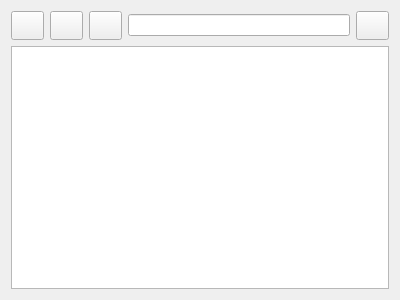
skywodd/mandarine, file playlistcontrols.ui: the form before one commit.
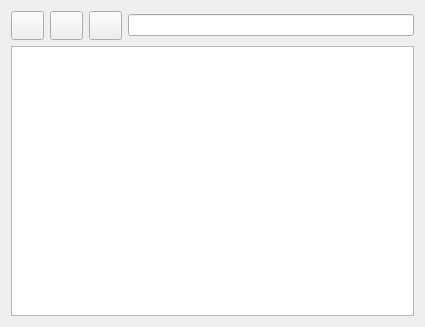
The form after the commit. Icons and pictures are not drawn.

Commit message: Set UI properties

The edit to the form file:
```diff
--- a/playlistcontrols.ui
+++ b/playlistcontrols.ui
@@ -6,10 +6,16 @@
    <rect>
     <x>0</x>
     <y>0</y>
-    <width>400</width>
-    <height>300</height>
+    <width>425</width>
+    <height>327</height>
    </rect>
   </property>
+  <property name="minimumSize">
+   <size>
+    <width>425</width>
+    <height>327</height>
+   </size>
+  </property>
   <property name="windowTitle">
    <string>Form</string>
   </property>
@@ -88,28 +94,12 @@
         </widget>
        </item>
        <item>
-        <widget class="QLineEdit" name="playlist_controls_search_input"/>
-       </item>
-       <item>
-        <widget class="QPushButton" name="playlist_controls_search">
-         <property name="minimumSize">
-          <size>
-           <width>33</width>
-           <height>29</height>
-          </size>
+        <widget class="QLineEdit" name="playlist_controls_search">
+         <property name="toolTip">
+          <string>Recherche dans la playlist</string>
          </property>
-         <property name="maximumSize">
-          <size>
-           <width>33</width>
-           <height>29</height>
-          </size>
-         </property>
-         <property name="text">
-          <string/>
-         </property>
-         <property name="icon">
-          <iconset resource="icons/icons.qrc">
-           <normaloff>:/utility/search.png</normaloff>:/utility/search.png</iconset>
+         <property name="maxLength">
+          <number>255</number>
          </property>
         </widget>
        </item>
@@ -129,6 +119,12 @@
        <property name="dragDropMode">
         <enum>QAbstractItemView::InternalMove</enum>
        </property>
+       <property name="alternatingRowColors">
+        <bool>true</bool>
+       </property>
+       <property name="selectionMode">
+        <enum>QAbstractItemView::SingleSelection</enum>
+       </property>
        <property name="selectionBehavior">
         <enum>QAbstractItemView::SelectRows</enum>
        </property>
```
Left out of the diff: 11 changed lines with no effect on the pictures.
